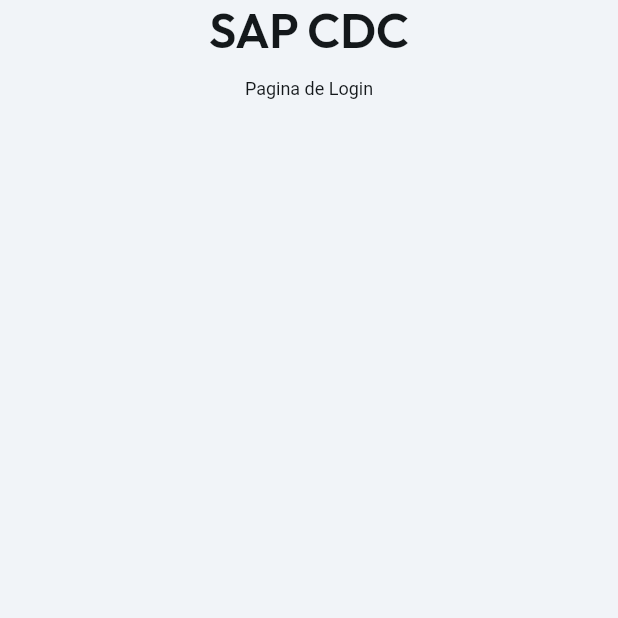
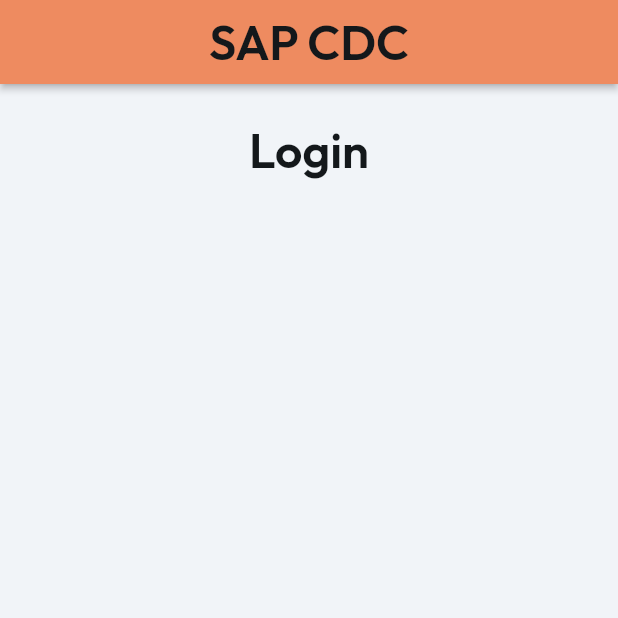
Before and after one commit to hectorcanaimero/sap-cdc, a Flutter app: the screen it shows after launch, on a phone screen of 412 x 824 dp, the top half of it. Run offline on Flutter 3.47's test engine with Material 2 defaults, Android fonts, the light colour scheme and no system bars; our stand-ins replace auto_size_text, font_awesome_flutter, from_css_color, go_router, google_fonts, page_transition and 2 more; missing offline and left inert: gigya_flutter_plugin, json_path; Roboto replaces fonts that are missing (Readex Pro).

Commit message:
Updating to latest FlutterFlow output.

```diff
--- a/lib/pages/home_page/home_page_widget.dart
+++ b/lib/pages/home_page/home_page_widget.dart
@@ -48,6 +48,20 @@
       child: Scaffold(
         key: scaffoldKey,
         backgroundColor: FlutterFlowTheme.of(context).primaryBackground,
+        appBar: AppBar(
+          backgroundColor: FlutterFlowTheme.of(context).tertiary,
+          automaticallyImplyLeading: false,
+          title: Align(
+            alignment: const AlignmentDirectional(0.00, 0.00),
+            child: Text(
+              'SAP CDC',
+              style: FlutterFlowTheme.of(context).headlineLarge,
+            ),
+          ),
+          actions: const [],
+          centerTitle: false,
+          elevation: 2.0,
+        ),
         body: SafeArea(
           top: true,
           child: Column(
@@ -55,18 +69,11 @@
             children: [
               Align(
                 alignment: const AlignmentDirectional(0.00, 0.00),
-                child: Text(
-                  'SAP CDC',
-                  style: FlutterFlowTheme.of(context).headlineLarge,
-                ),
-              ),
-              Align(
-                alignment: const AlignmentDirectional(0.00, 0.00),
                 child: Padding(
-                  padding: const EdgeInsetsDirectional.fromSTEB(0.0, 12.0, 0.0, 24.0),
+                  padding: const EdgeInsetsDirectional.fromSTEB(0.0, 24.0, 0.0, 24.0),
                   child: Text(
-                    'Pagina de Login',
-                    style: FlutterFlowTheme.of(context).bodyMedium,
+                    'Login',
+                    style: FlutterFlowTheme.of(context).headlineLarge,
                   ),
                 ),
               ),
```
